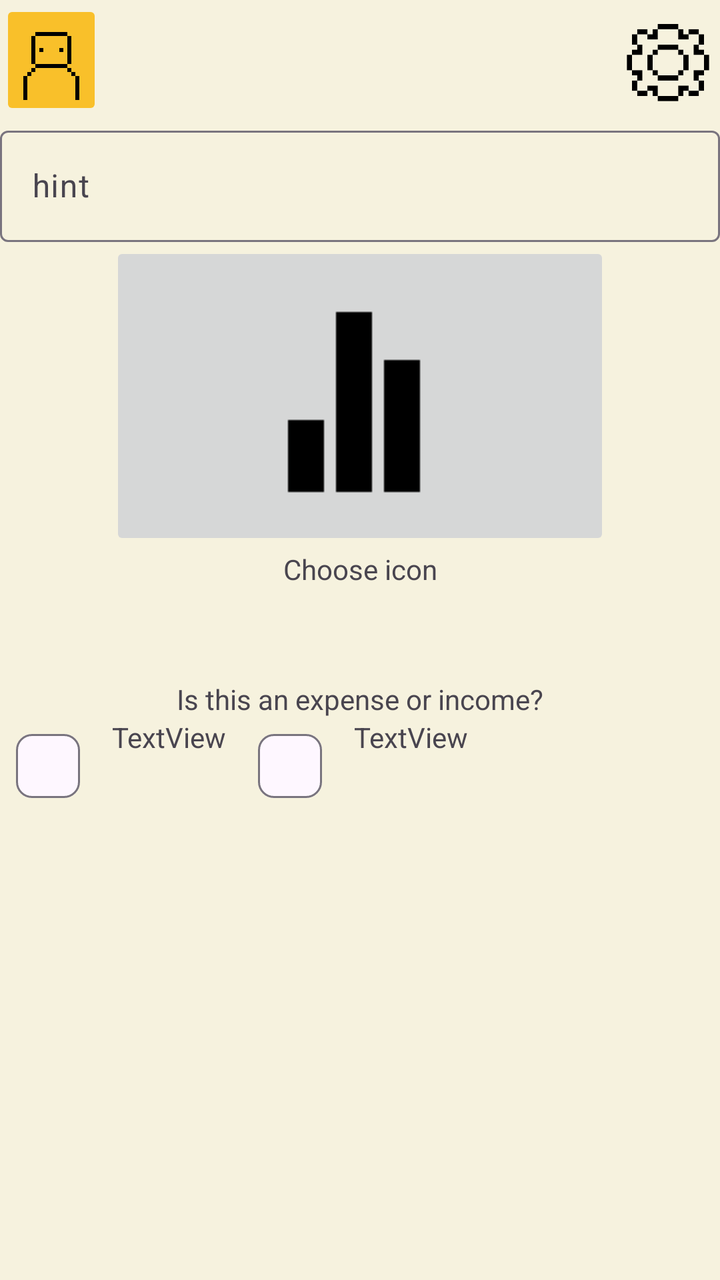
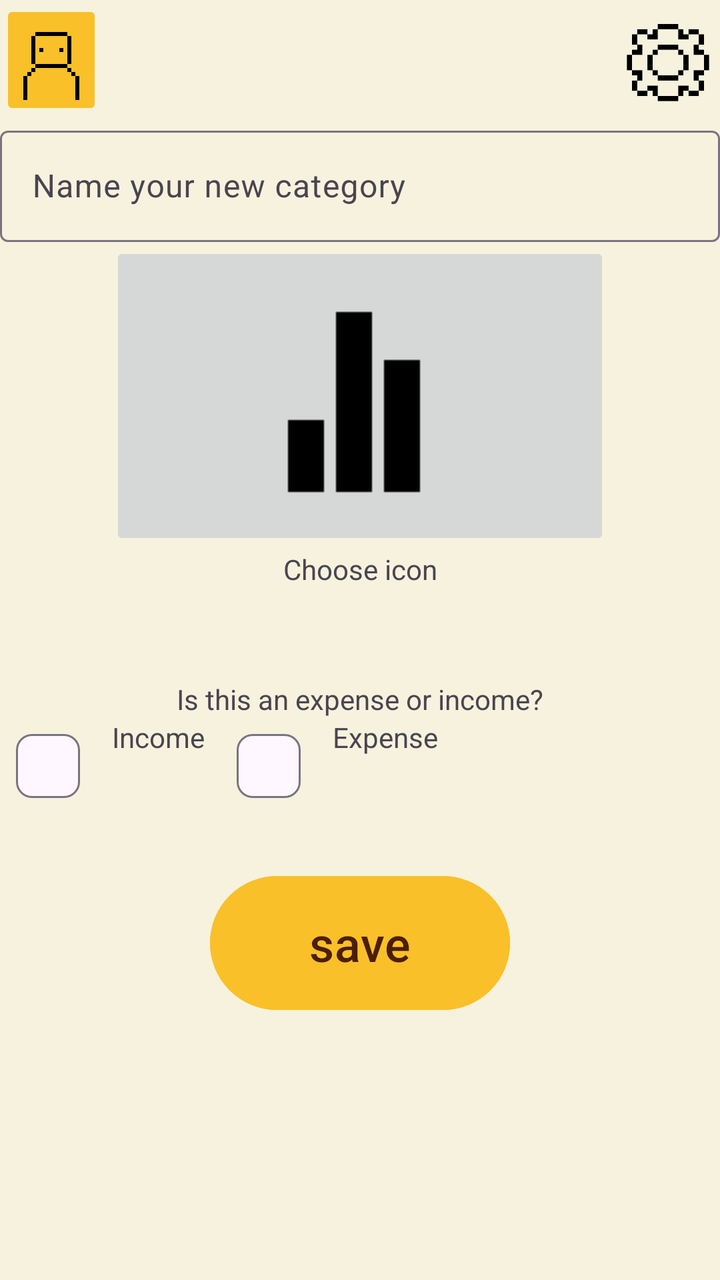

Before-and-after screenshots of an Android layout around one commit, followed by the original layout XML and the change that was made.
<!-- AndroidManifest.xml: application theme Theme.BeeBudgetingLimited -->
<!-- res/layout/activity_add_category_screen.xml -->
<?xml version="1.0" encoding="utf-8"?>
<androidx.drawerlayout.widget.DrawerLayout xmlns:android="http://schemas.android.com/apk/res/android"
    xmlns:app="http://schemas.android.com/apk/res-auto"
    xmlns:tools="http://schemas.android.com/tools"
    android:id="@+id/main"
    android:layout_width="match_parent"
    android:layout_height="match_parent"
    tools:context=".AddCategoryScreen"
    android:background="@color/Cream">

    
    <LinearLayout
        android:layout_width="match_parent"
        android:layout_height="match_parent"
        android:orientation="vertical">

        
        <androidx.cardview.widget.CardView
            android:layout_width="match_parent"
            android:layout_height="wrap_content" />

        
        <LinearLayout
            android:layout_width="match_parent"
            android:layout_height="60dp"
            android:orientation="horizontal">

            <ImageButton
                android:id="@+id/ProfileBtn"
                app:srcCompat="@drawable/profileicon"
                android:layout_width="0dp"
                android:layout_height="wrap_content"
                android:layout_weight="0.2"
                android:backgroundTint="@color/Bright_yellow"
                android:scaleType="centerCrop" />

            <ImageView
                android:id="@+id/imageView3"
                android:layout_width="0dp"
                android:layout_height="wrap_content"
                android:layout_weight="1"
                android:alpha="0"
                app:srcCompat="@drawable/house" />

            <ImageButton
                android:id="@+id/Settingsbtn"
                android:scaleType="fitCenter"
                android:layout_width="0dp"
                android:layout_height="match_parent"
                android:layout_weight="0.2"
                android:background="@android:color/transparent"
                app:srcCompat="@drawable/cogicon" />

        </LinearLayout>

        <com.google.android.material.textfield.TextInputLayout
            android:layout_width="match_parent"
            android:layout_height="215dp">

            <com.google.android.material.textfield.TextInputEditText
                android:layout_width="match_parent"
                android:layout_height="wrap_content"
                android:hint="hint" />

            <ImageButton
                android:id="@+id/imageButton6"
                android:layout_width="250dp"
                android:layout_height="wrap_content"
                android:layout_gravity="center"
                android:layout_weight="1"
                android:foregroundGravity="center"
                app:srcCompat="@drawable/analyticsicon" />

        </com.google.android.material.textfield.TextInputLayout>

        <TextView
            android:id="@+id/textView18"
            android:layout_width="match_parent"
            android:layout_height="65dp"
            android:text="@string/choose_icon"
            android:textAlignment="center" />

        <TextView
            android:id="@+id/textView19"
            android:layout_width="match_parent"
            android:layout_height="wrap_content"
            android:text="@string/is_this_an_expense_or_income"
            android:textAlignment="center" />

        <com.google.android.material.chip.ChipGroup
            android:layout_width="match_parent"
            android:layout_height="match_parent"
            android:layout_gravity="center"
            android:foregroundGravity="fill_horizontal|center">

            <com.google.android.material.chip.Chip
                android:id="@+id/chip3"
                android:layout_width="wrap_content"
                android:layout_height="wrap_content"
                android:gravity="center" />

            <TextView
                android:id="@+id/textView20"
                android:layout_width="wrap_content"
                android:layout_height="wrap_content"
                android:gravity="center"
                android:text="TextView" />

            <com.google.android.material.chip.Chip
                android:id="@+id/chip4"
                android:layout_width="wrap_content"
                android:layout_height="wrap_content"
                android:gravity="center" />

            <TextView
                android:id="@+id/textView21"
                android:layout_width="wrap_content"
                android:layout_height="wrap_content"
                android:gravity="center"
                android:text="TextView" />
        </com.google.android.material.chip.ChipGroup>

    </LinearLayout>

    

</androidx.drawerlayout.widget.DrawerLayout>
<!-- resources referenced by this layout -->
<resources>
  <color name="Bright_yellow">#f9c02a</color>
  <color name="Cream">#f6f2de</color>
  <!-- drawable analyticsicon: png bitmap (drawable, 346 bytes) -->
  <!-- drawable cogicon: png bitmap (drawable, 702 bytes) -->
  <!-- drawable house: png bitmap (drawable, 413934 bytes) -->
  <!-- drawable profileicon: png bitmap (drawable, 471 bytes) -->
  <string name="choose_icon">Choose icon</string>
  <string name="is_this_an_expense_or_income">Is this an expense or income?</string>
  <style name="Theme.BeeBudgetingLimited" parent="Base.Theme.BeeBudgetingLimited" />
  <style name="Base.Theme.BeeBudgetingLimited" parent="Theme.Material3.DayNight.NoActionBar">
          
          
      </style>
</resources>

<!-- the commit's change to res/layout/activity_add_category_screen.xml (unified diff, before → after) -->
@@ -15,9 +15,6 @@
         android:orientation="vertical">
 
         
-        <androidx.cardview.widget.CardView
-            android:layout_width="match_parent"
-            android:layout_height="wrap_content" />
 
         
         <LinearLayout
@@ -60,7 +57,7 @@
             <com.google.android.material.textfield.TextInputEditText
                 android:layout_width="match_parent"
                 android:layout_height="wrap_content"
-                android:hint="hint" />
+                android:hint="@string/name_new_category" />
 
             <ImageButton
                 android:id="@+id/imageButton6"
@@ -89,7 +86,7 @@
 
         <com.google.android.material.chip.ChipGroup
             android:layout_width="match_parent"
-            android:layout_height="match_parent"
+            android:layout_height="75dp"
             android:layout_gravity="center"
             android:foregroundGravity="fill_horizontal|center">
 
@@ -104,7 +101,7 @@
                 android:layout_width="wrap_content"
                 android:layout_height="wrap_content"
                 android:gravity="center"
-                android:text="TextView" />
+                android:text="@string/income" />
 
             <com.google.android.material.chip.Chip
                 android:id="@+id/chip4"
@@ -117,8 +114,18 @@
                 android:layout_width="wrap_content"
                 android:layout_height="wrap_content"
                 android:gravity="center"
-                android:text="TextView" />
+                android:text="@string/expense" />
         </com.google.android.material.chip.ChipGroup>
+
+        <Button
+            android:id="@+id/btnSave"
+            android:layout_width="150dp"
+            android:layout_height="75dp"
+            android:layout_gravity="center_horizontal"
+            android:text="@string/save"
+            android:textColor="@color/Dark_brown"
+            android:textSize="24dp"
+            android:backgroundTint="@color/Bright_yellow"/>
 
     </LinearLayout>
 
<!-- resource entries referenced after the edit -->
@@ -2,12 +2,17 @@
 <resources>
   <color name="Bright_yellow">#f9c02a</color>
   <color name="Cream">#f6f2de</color>
+  <color name="Dark_brown">#4c1e01</color>
   <!-- drawable analyticsicon: png bitmap (drawable, 346 bytes) -->
   <!-- drawable cogicon: png bitmap (drawable, 702 bytes) -->
   <!-- drawable house: png bitmap (drawable, 413934 bytes) -->
   <!-- drawable profileicon: png bitmap (drawable, 471 bytes) -->
   <string name="choose_icon">Choose icon</string>
+  <string name="expense">Expense</string>
+  <string name="income">Income</string>
   <string name="is_this_an_expense_or_income">Is this an expense or income?</string>
+  <string name="name_new_category">Name your new category</string>
+  <string name="save">save</string>
   <style name="Theme.BeeBudgetingLimited" parent="Base.Theme.BeeBudgetingLimited" />
   <style name="Base.Theme.BeeBudgetingLimited" parent="Theme.Material3.DayNight.NoActionBar">
           
